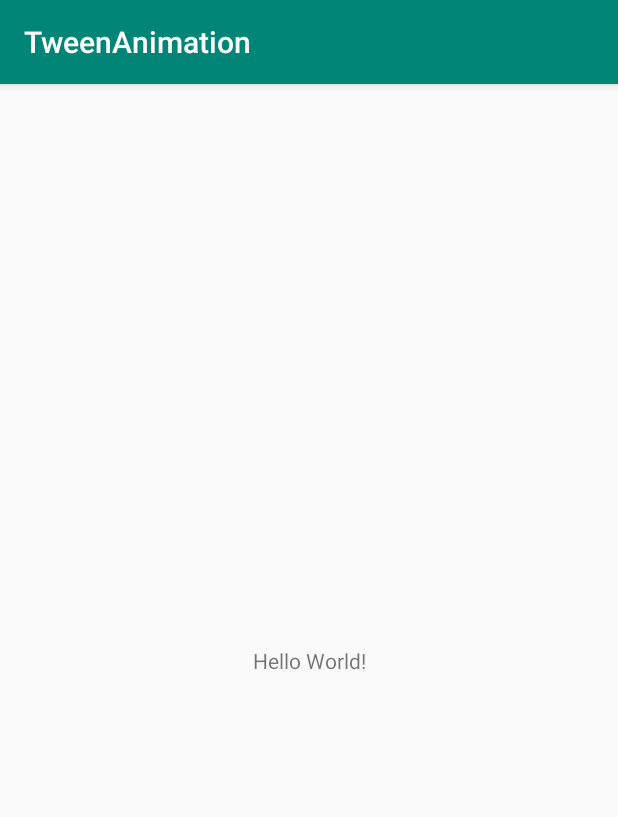
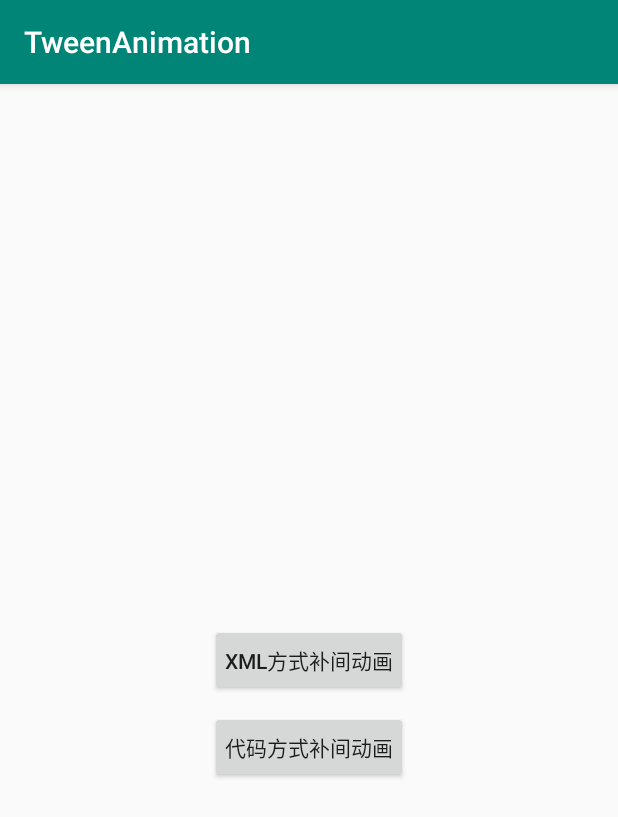
Before and after one commit to tiffany215/AnimationExercises, an Android app: the screen it shows after launch (MainActivity), on a phone screen of 412 x 824 dp. Shown: the top 817 px of the screen. Run offline under Robolectric (Android 15) with nearby library versions, the phone set to English and light mode, and no system bars.

Commit message:
'添加代码补间动画'

```diff
--- a/tweenAnimation/src/main/AndroidManifest.xml
+++ b/tweenAnimation/src/main/AndroidManifest.xml
@@ -9,7 +9,8 @@
         android:roundIcon="@mipmap/ic_launcher_round"
         android:supportsRtl="true"
         android:theme="@style/AppTheme">
-        <activity android:name=".BaseTweenAnimationActivity"></activity>
+        <activity android:name=".BaseCodeTweenAnimationActivity"></activity>
+        <activity android:name=".BaseXMLTweenAnimationActivity" />
         <activity android:name=".MainActivity">
             <intent-filter>
                 <action android:name="android.intent.action.MAIN" />
--- a/tweenAnimation/src/main/java/com/example/tweenanimation/BaseTweenAnimationActivity.java
+++ b/tweenAnimation/src/main/java/com/example/tweenanimation/BaseXMLTweenAnimationActivity.java
@@ -9,7 +9,7 @@ import android.view.animation.Animation;
 import android.view.animation.AnimationUtils;
 import android.widget.TextView;
 
-public class BaseTweenAnimationActivity extends AppCompatActivity {
+public class BaseXMLTweenAnimationActivity extends AppCompatActivity {
 
     private Context mContext;
 
@@ -22,7 +22,7 @@ public class BaseTweenAnimationActivity extends AppCompatActivity {
     protected void onCreate(Bundle savedInstanceState) {
         super.onCreate(savedInstanceState);
         setContentView(R.layout.activity_base_tween_animation);
-        this.mContext = BaseTweenAnimationActivity.this;
+        this.mContext = BaseXMLTweenAnimationActivity.this;
         viewContent = findViewById(R.id.textView);
 
     }
--- a/tweenAnimation/src/main/java/com/example/tweenanimation/MainActivity.java
+++ b/tweenAnimation/src/main/java/com/example/tweenanimation/MainActivity.java
@@ -14,7 +14,10 @@ public class MainActivity extends AppCompatActivity {
     }
 
     public void startAnimation(View view) {
-        startActivity(new Intent(MainActivity.this,BaseTweenAnimationActivity.class));
+        startActivity(new Intent(MainActivity.this, BaseXMLTweenAnimationActivity.class));
     }
 
+    public void startCodeAnimation(View view) {
+        startActivity(new Intent(MainActivity.this, BaseCodeTweenAnimationActivity.class));
+    }
 }
--- a/tweenAnimation/src/main/res/layout/activity_base_tween_animation.xml
+++ b/tweenAnimation/src/main/res/layout/activity_base_tween_animation.xml
@@ -4,7 +4,7 @@
     xmlns:tools="http://schemas.android.com/tools"
     android:layout_width="match_parent"
     android:layout_height="match_parent"
-    tools:context=".BaseTweenAnimationActivity">
+    tools:context=".BaseXMLTweenAnimationActivity">
     <TextView
         android:id="@+id/textView"
         android:layout_width="wrap_content"
--- a/tweenAnimation/src/main/res/layout/activity_main.xml
+++ b/tweenAnimation/src/main/res/layout/activity_main.xml
@@ -6,14 +6,29 @@
     android:layout_height="match_parent"
     tools:context=".MainActivity">
 
-    <TextView
+    <Button
+        android:id="@+id/xml_animation"
         android:layout_width="wrap_content"
         android:layout_height="wrap_content"
-        android:text="Hello World!"
+        android:text="@string/animation_xml_display"
         android:onClick="startAnimation"
+        android:padding="10dp"
         app:layout_constraintBottom_toBottomOf="parent"
         app:layout_constraintLeft_toLeftOf="parent"
         app:layout_constraintRight_toRightOf="parent"
         app:layout_constraintTop_toTopOf="parent" />
 
+
+    <Button
+        android:layout_width="wrap_content"
+        android:layout_height="wrap_content"
+        android:text="@string/animation_code_display"
+        android:onClick="startCodeAnimation"
+        app:layout_constraintLeft_toLeftOf="parent"
+        app:layout_constraintRight_toRightOf="parent"
+        android:padding="10dp"
+        android:layout_margin="10dp"
+        app:layout_constraintTop_toBottomOf="@id/xml_animation"
+         />
+
 </android.support.constraint.ConstraintLayout>
--- a/tweenAnimation/src/main/res/values/strings.xml
+++ b/tweenAnimation/src/main/res/values/strings.xml
@@ -5,4 +5,7 @@
     <string name="translate_animation">平移动画</string>
     <string name="scale_animation">缩放动画</string>
     <string name="set_animation">动画集合</string>
+
+    <string name="animation_xml_display">xml方式补间动画</string>
+    <string name="animation_code_display">代码方式补间动画</string>
 </resources>
```
Also changed, not shown: tweenAnimation/src/main/java/com/example/tweenanimation/BaseCodeTweenAnimationActivity.java (added, +45 -0 lines), tweenAnimation/src/main/res/layout/activity_base_code_tween_animation.xml (added, +9 -0 lines).
